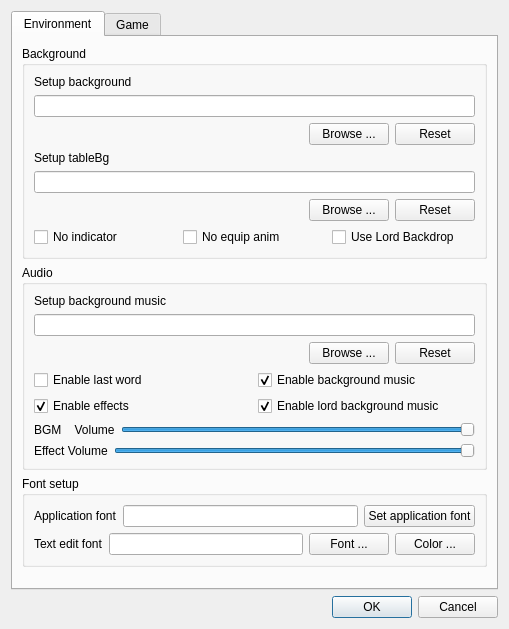
Qt form src/dialog/configdialog.ui (lwtmusou/touhoukill) before a commit.
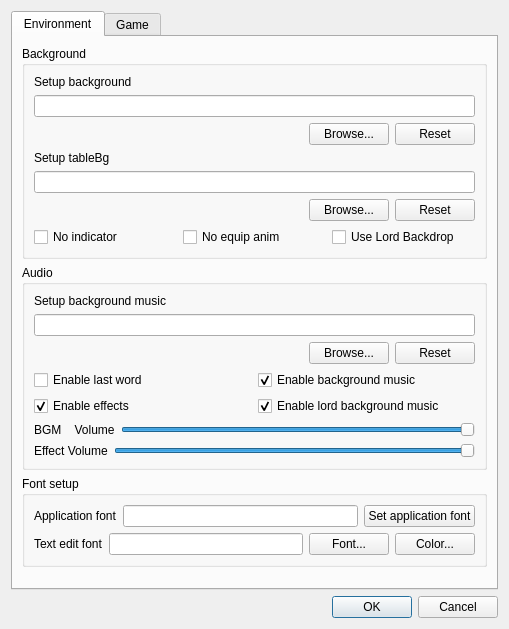
The same form after that commit. The open tabs and pages were chosen to show the change.

```diff
--- a/src/dialog/configdialog.ui
+++ b/src/dialog/configdialog.ui
@@ -82,7 +82,7 @@
                 <item>
                  <widget class="QPushButton" name="browseBgButton">
                   <property name="text">
-                   <string>Browse ...</string>
+                   <string>Browse...</string>
                   </property>
                  </widget>
                 </item>
@@ -138,7 +138,7 @@
                 <item>
                  <widget class="QPushButton" name="browseTableBgButton">
                   <property name="text">
-                   <string>Browse ...</string>
+                   <string>Browse...</string>
                   </property>
                  </widget>
                 </item>
@@ -224,7 +224,7 @@
                 <item>
                  <widget class="QPushButton" name="browseBgMusicButton">
                   <property name="text">
-                   <string>Browse ...</string>
+                   <string>Browse...</string>
                   </property>
                  </widget>
                 </item>
@@ -399,14 +399,14 @@
               <item>
                <widget class="QPushButton" name="setTextEditFontButton">
                 <property name="text">
-                 <string>Font ...</string>
+                 <string>Font...</string>
                 </property>
                </widget>
               </item>
               <item>
                <widget class="QPushButton" name="setTextEditColorButton">
                 <property name="text">
-                 <string>Color ...</string>
+                 <string>Color...</string>
                 </property>
                </widget>
               </item>
```
Left out of the diff: 2 changed lines with no effect on the pictures.
